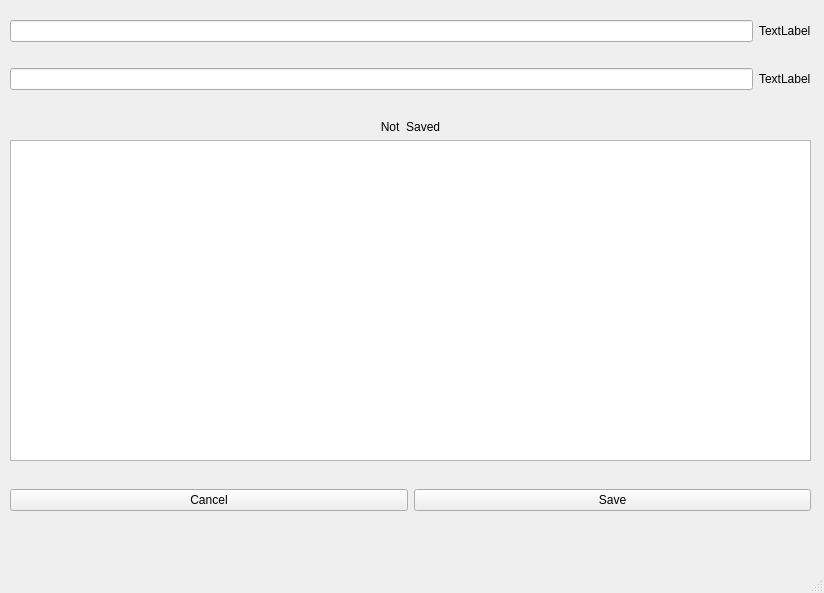
Qt form newpoem.ui (thebirdsbeak/poetry_memorizer) before a commit.
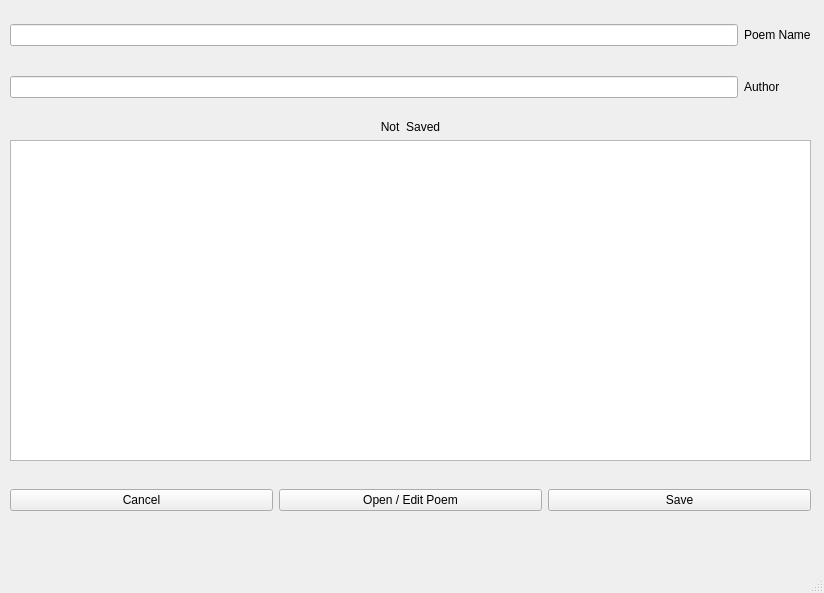
The same form after that commit.

```diff
--- a/newpoem.ui
+++ b/newpoem.ui
@@ -20,27 +20,27 @@
       <x>10</x>
       <y>0</y>
       <width>801</width>
-      <height>111</height>
+      <height>122</height>
      </rect>
     </property>
     <layout class="QGridLayout" name="gridLayout">
-     <item row="0" column="0">
+     <item row="1" column="0">
       <widget class="QLineEdit" name="nameInput"/>
      </item>
-     <item row="1" column="0">
+     <item row="2" column="0">
       <widget class="QLineEdit" name="authorInput"/>
      </item>
-     <item row="0" column="1">
-      <widget class="QLabel" name="poemName">
-       <property name="text">
-        <string>TextLabel</string>
-       </property>
-      </widget>
-     </item>
      <item row="1" column="1">
+      <widget class="QLabel" name="poemName">
+       <property name="text">
+        <string>Poem Name</string>
+       </property>
+      </widget>
+     </item>
+     <item row="2" column="1">
       <widget class="QLabel" name="authorName">
        <property name="text">
-        <string>TextLabel</string>
+        <string>Author</string>
        </property>
       </widget>
      </item>
@@ -88,6 +88,13 @@
        </property>
       </widget>
      </item>
+     <item>
+      <widget class="QPushButton" name="editButton">
+       <property name="text">
+        <string>Open / Edit Poem</string>
+       </property>
+      </widget>
+     </item>
      <item>
       <widget class="QPushButton" name="saveButton">
        <property name="text">
```
Left out of the diff: 6 changed lines with no effect on the pictures.
